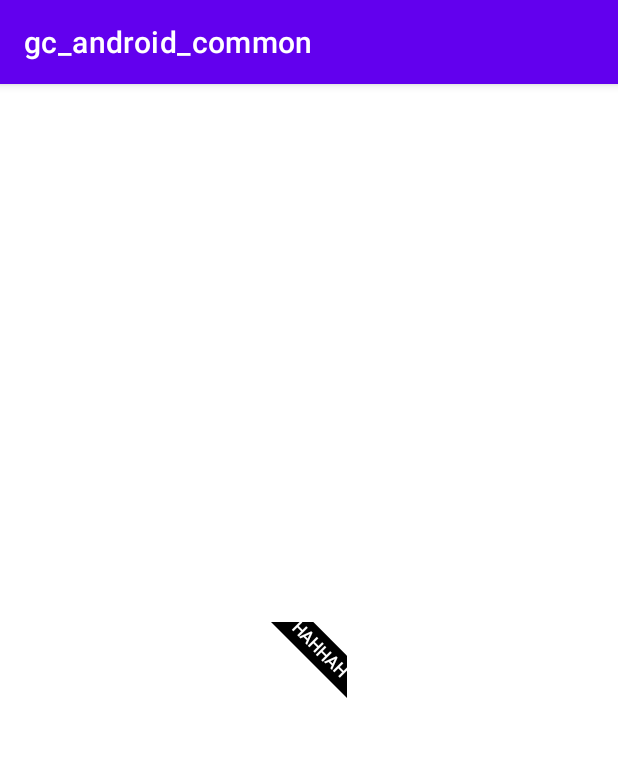
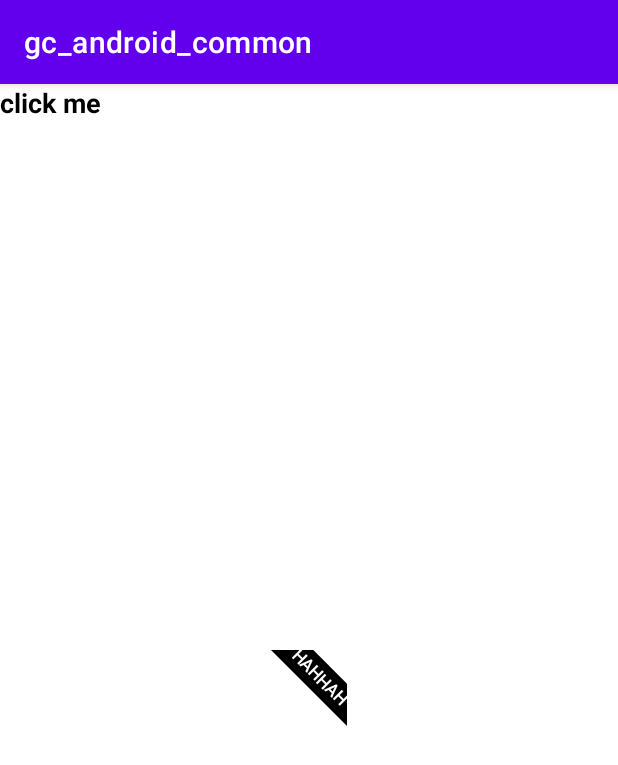
Before and after one commit to xuhuanli/gc_android_common, an Android app: the screen it shows after launch (MainActivity), on a phone screen of 412 x 824 dp. Shown: the top 765 px of the screen. Run offline under Robolectric (Android 15) with nearby library versions, the phone set to English and light mode, and no system bars.

```diff
--- a/app/src/main/res/layout/activity_main.xml
+++ b/app/src/main/res/layout/activity_main.xml
@@ -4,18 +4,36 @@
     xmlns:tools="http://schemas.android.com/tools"
     android:layout_width="match_parent"
     android:layout_height="match_parent"
+    android:id="@+id/root"
+    android:background="@color/white"
     tools:context=".MainActivity">
 
     <com.gancao.labelview.LabelView
+        android:id="@+id/labelView"
         android:layout_width="wrap_content"
         android:layout_height="wrap_content"
+        android:layout_marginBottom="340dp"
         app:layout_constraintBottom_toBottomOf="parent"
         app:layout_constraintEnd_toEndOf="parent"
         app:layout_constraintStart_toStartOf="parent"
-        app:layout_constraintTop_toTopOf="parent"
+        app:layout_constraintTop_toBottomOf="@+id/tv_1"
         app:lv_background_color="@color/black"
         app:lv_gravity="TOP_RIGHT"
         app:lv_text="hahhah"
         app:lv_text_color="@android:color/white" />
 
+    <TextView
+        android:id="@+id/tv_1"
+        android:layout_width="0dp"
+        android:layout_height="0dp"
+        android:text="click me"
+        android:textSize="18sp"
+        android:textColor="@color/black"
+        android:textStyle="bold"
+        android:layout_marginBottom="240dp"
+        app:layout_constraintBottom_toTopOf="@+id/labelView"
+        app:layout_constraintEnd_toEndOf="parent"
+        app:layout_constraintStart_toStartOf="parent"
+        app:layout_constraintTop_toTopOf="parent" />
+
 </androidx.constraintlayout.widget.ConstraintLayout>
--- a/maven_publish.gradle
+++ b/maven_publish.gradle
@@ -10,8 +10,8 @@ gradle.ext {
 
     tools_version = [
             "rvadapter"          : "1.0.1",
-            "wheelview"          : "1.0.7",
-            "pickerview"         : "1.0.7",
+            "wheelview"          : "1.0.9",
+            "pickerview"         : "1.0.9",
             "swiper_recyclerview": "1.0.1",
             "gclogan"            : "1.0.4",
             "fragmentation"      : "1.0.1",
--- a/pickerview/build.gradle
+++ b/pickerview/build.gradle
@@ -21,6 +21,6 @@ android {
 }
 
 dependencies {
-    api "com.gancao:wheelview:1.0.7"
+    api project(path: ':wheelview')
     implementation 'androidx.annotation:annotation:1.6.0'
 }
--- a/pickerview/src/main/java/com/bigkoo/pickerview/view/TimePickerView.java
+++ b/pickerview/src/main/java/com/bigkoo/pickerview/view/TimePickerView.java
@@ -83,7 +83,7 @@ public class TimePickerView extends BasePickerView implements View.OnClickListen
     }
 
     private void initWheelTime(LinearLayout timePickerView) {
-        wheelTime = new WheelTime(timePickerView, mPickerOptions.type, mPickerOptions.textGravity, mPickerOptions.textSizeContent);
+        wheelTime = new WheelTime(timePickerView, mPickerOptions.type, mPickerOptions.textGravity, mPickerOptions.textSizeContent, true);
         if (mPickerOptions.timeSelectChangeListener != null) {
             wheelTime.setSelectChangeCallback(new ISelectTimeCallback() {
                 @Override
```
Also changed, not shown: app/src/main/java/com/gancao/gc_android_common/MainActivity.kt (+21 -0 lines), pickerview/src/main/java/com/bigkoo/pickerview/view/WheelTime.java (+6 -1 lines), wheelview/src/main/java/com/contrarywind/view/WheelView.java (+11 -2 lines), 1 other file.
